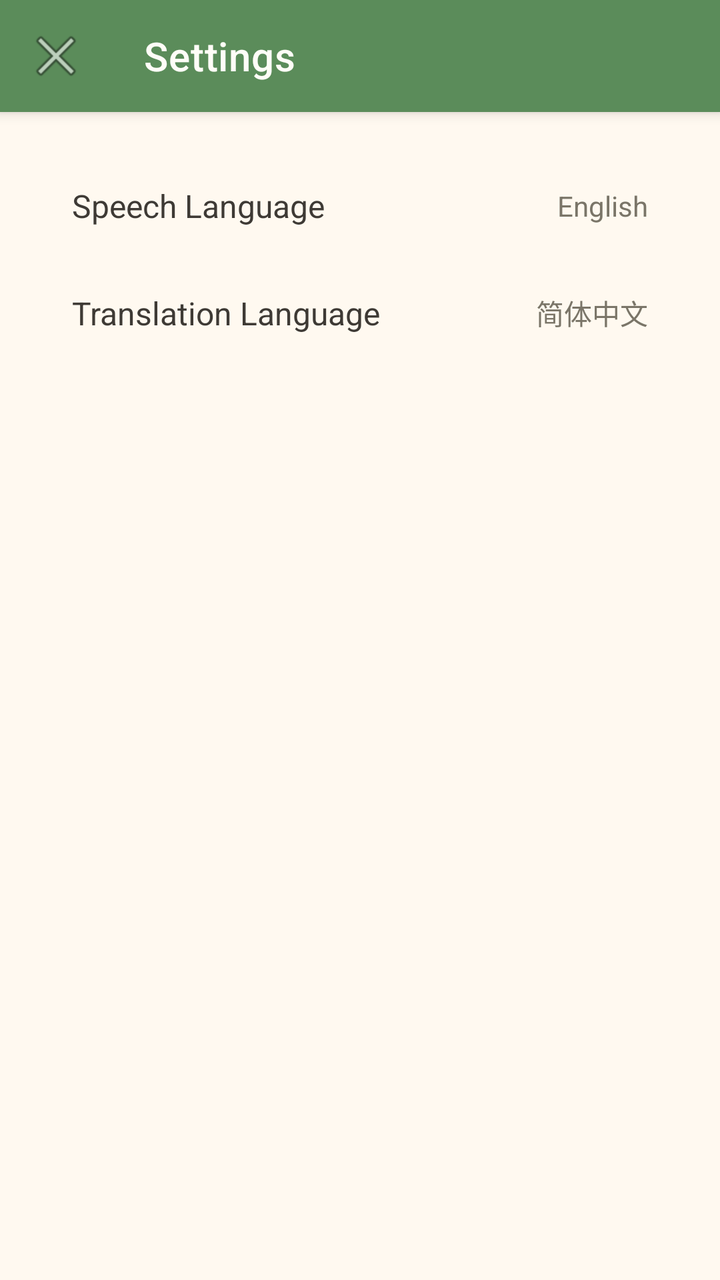
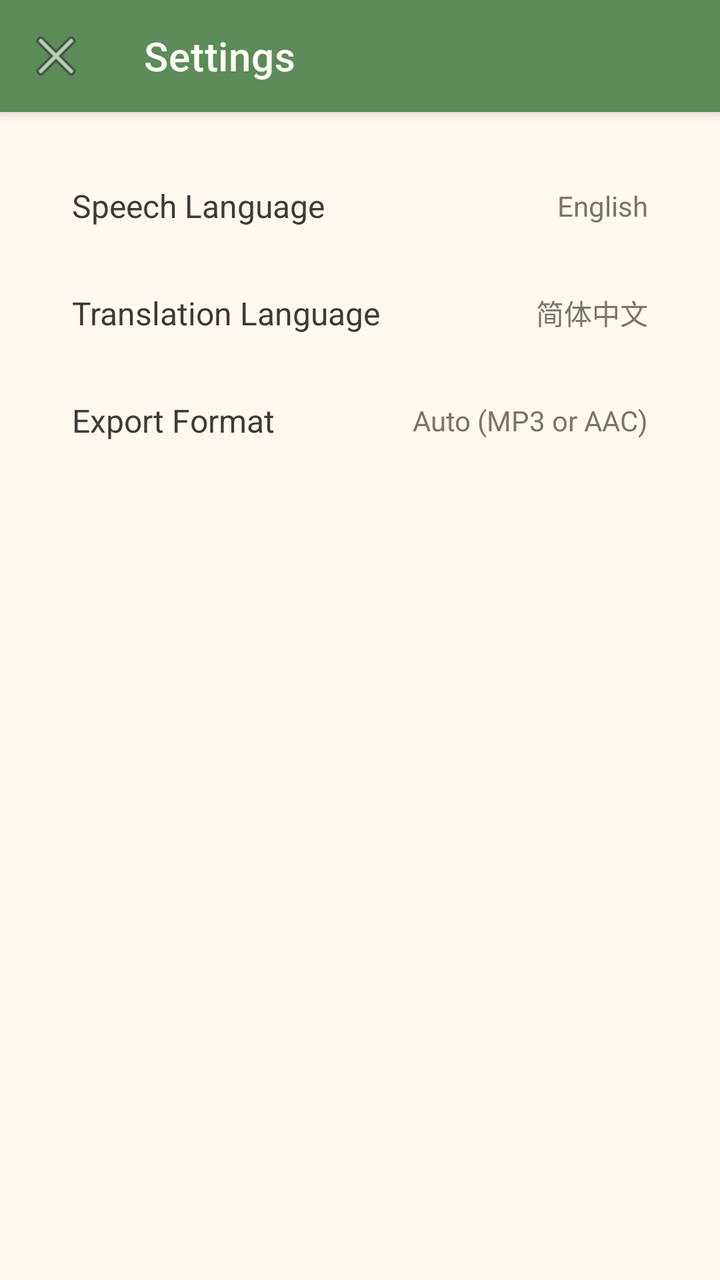

Before-and-after screenshots of an Android layout around one commit, followed by the original layout XML and the change that was made.
<!-- AndroidManifest.xml: application theme Theme.VoiceText -->
<!-- res/layout/activity_settings.xml -->
<?xml version="1.0" encoding="utf-8"?>
<LinearLayout
    xmlns:android="http://schemas.android.com/apk/res/android"
    xmlns:app="http://schemas.android.com/apk/res-auto"
    android:layout_width="match_parent"
    android:layout_height="match_parent"
    android:orientation="vertical"
    android:background="@color/background">

    <com.google.android.material.appbar.MaterialToolbar
        android:id="@+id/toolbar"
        style="@style/VoiceText.Toolbar"
        android:layout_width="match_parent"
        android:layout_height="?attr/actionBarSize"
        app:navigationIcon="@android:drawable/ic_menu_close_clear_cancel"
        app:title="@string/settings"
        app:titleTextColor="@color/white" />

    <ScrollView
        android:layout_width="match_parent"
        android:layout_height="match_parent"
        android:padding="20dp">

        <LinearLayout
            android:layout_width="match_parent"
            android:layout_height="wrap_content"
            android:orientation="vertical">

            <LinearLayout
                android:id="@+id/setting_speech_language"
                android:layout_width="match_parent"
                android:layout_height="wrap_content"
                android:gravity="center_vertical"
                android:orientation="horizontal"
                android:padding="16dp">

                <TextView
                    android:layout_width="0dp"
                    android:layout_height="wrap_content"
                    android:layout_weight="1"
                    android:text="@string/speech_language"
                    android:textColor="@color/text_primary"
                    android:textSize="16sp" />

                <TextView
                    android:id="@+id/setting_speech_language_summary"
                    android:layout_width="wrap_content"
                    android:layout_height="wrap_content"
                    android:text="English"
                    android:textColor="@color/text_secondary"
                    android:textSize="14sp" />

            </LinearLayout>

            <LinearLayout
                android:id="@+id/setting_translation_language"
                android:layout_width="match_parent"
                android:layout_height="wrap_content"
                android:gravity="center_vertical"
                android:orientation="horizontal"
                android:padding="16dp">

                <TextView
                    android:layout_width="0dp"
                    android:layout_height="wrap_content"
                    android:layout_weight="1"
                    android:text="@string/translation_language_setting"
                    android:textColor="@color/text_primary"
                    android:textSize="16sp" />

                <TextView
                    android:id="@+id/setting_translation_language_summary"
                    android:layout_width="wrap_content"
                    android:layout_height="wrap_content"
                    android:text="简体中文"
                    android:textColor="@color/text_secondary"
                    android:textSize="14sp" />

            </LinearLayout>

        </LinearLayout>

    </ScrollView>

</LinearLayout>
<!-- resources referenced by this layout -->
<resources>
  <color name="background">#FFF9F0</color>
  <color name="text_primary">#3E3A35</color>
  <color name="text_secondary">#7A7568</color>
  <color name="white">#FFFDF7</color>
  <string name="settings">Settings</string>
  <string name="speech_language">Speech Language</string>
  <string name="translation_language_setting">Translation Language</string>
  <style name="VoiceText.Toolbar" parent="Widget.MaterialComponents.Toolbar.Primary">
          <item name="android:background">@color/primary</item>
          <item name="titleTextColor">@color/white</item>
          <item name="android:elevation">4dp</item>
      </style>
  <style name="Theme.VoiceText" parent="Theme.MaterialComponents.DayNight.NoActionBar">
          <item name="colorPrimary">@color/primary</item>
          <item name="colorPrimaryVariant">@color/primary_dark</item>
          <item name="colorOnPrimary">@color/white</item>
          <item name="colorSecondary">@color/accent</item>
          <item name="colorSecondaryVariant">@color/accent_dark</item>
          <item name="colorOnSecondary">@color/white</item>
          <item name="android:statusBarColor">@color/primary_dark</item>
          <item name="android:windowBackground">@color/background</item>
          <item name="android:colorBackground">@color/background</item>
      </style>
  <color name="primary">#5B8C5A</color>
  <color name="primary_dark">#4A7A49</color>
  <color name="accent">#E8A87C</color>
  <color name="accent_dark">#D4956B</color>
</resources>

<!-- the commit's change to res/layout/activity_settings.xml (unified diff, before → after) -->
@@ -78,6 +78,32 @@
 
             </LinearLayout>
 
+            <LinearLayout
+                android:id="@+id/setting_export_format"
+                android:layout_width="match_parent"
+                android:layout_height="wrap_content"
+                android:gravity="center_vertical"
+                android:orientation="horizontal"
+                android:padding="16dp">
+
+                <TextView
+                    android:layout_width="0dp"
+                    android:layout_height="wrap_content"
+                    android:layout_weight="1"
+                    android:text="@string/export_format"
+                    android:textColor="@color/text_primary"
+                    android:textSize="16sp" />
+
+                <TextView
+                    android:id="@+id/setting_export_format_summary"
+                    android:layout_width="wrap_content"
+                    android:layout_height="wrap_content"
+                    android:text="Auto (MP3 or AAC)"
+                    android:textColor="@color/text_secondary"
+                    android:textSize="14sp" />
+
+            </LinearLayout>
+
         </LinearLayout>
 
     </ScrollView>
<!-- resource entries referenced after the edit -->
@@ -4,6 +4,7 @@
   <color name="text_primary">#3E3A35</color>
   <color name="text_secondary">#7A7568</color>
   <color name="white">#FFFDF7</color>
+  <string name="export_format">Export Format</string>
   <string name="settings">Settings</string>
   <string name="speech_language">Speech Language</string>
   <string name="translation_language_setting">Translation Language</string>
